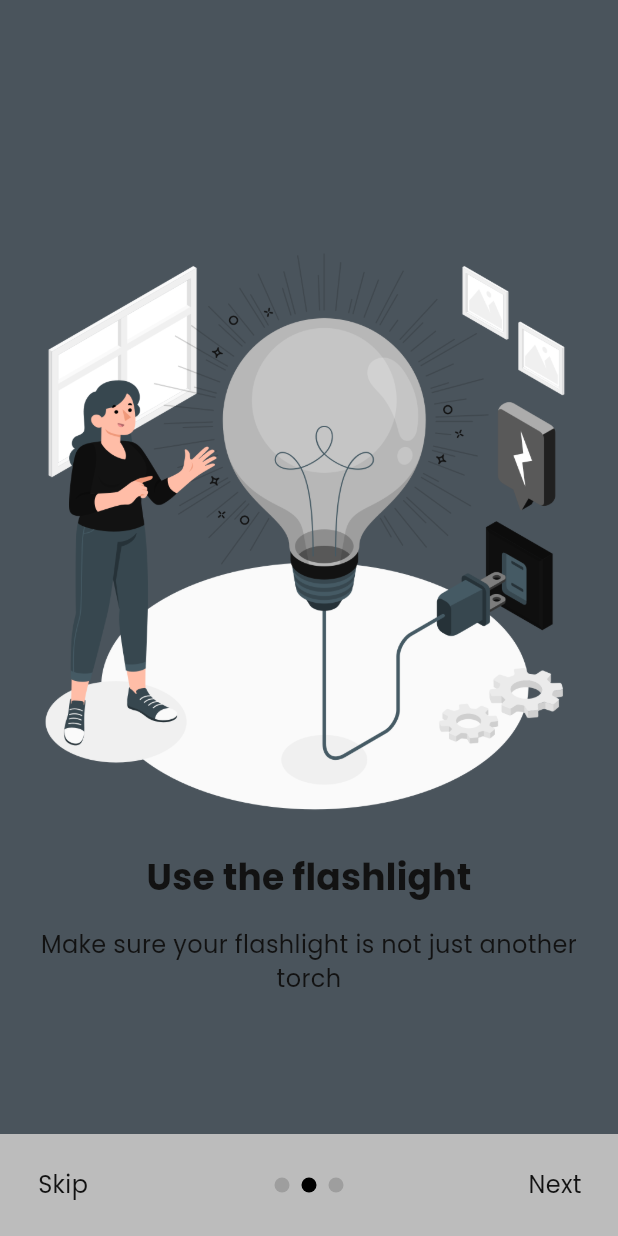
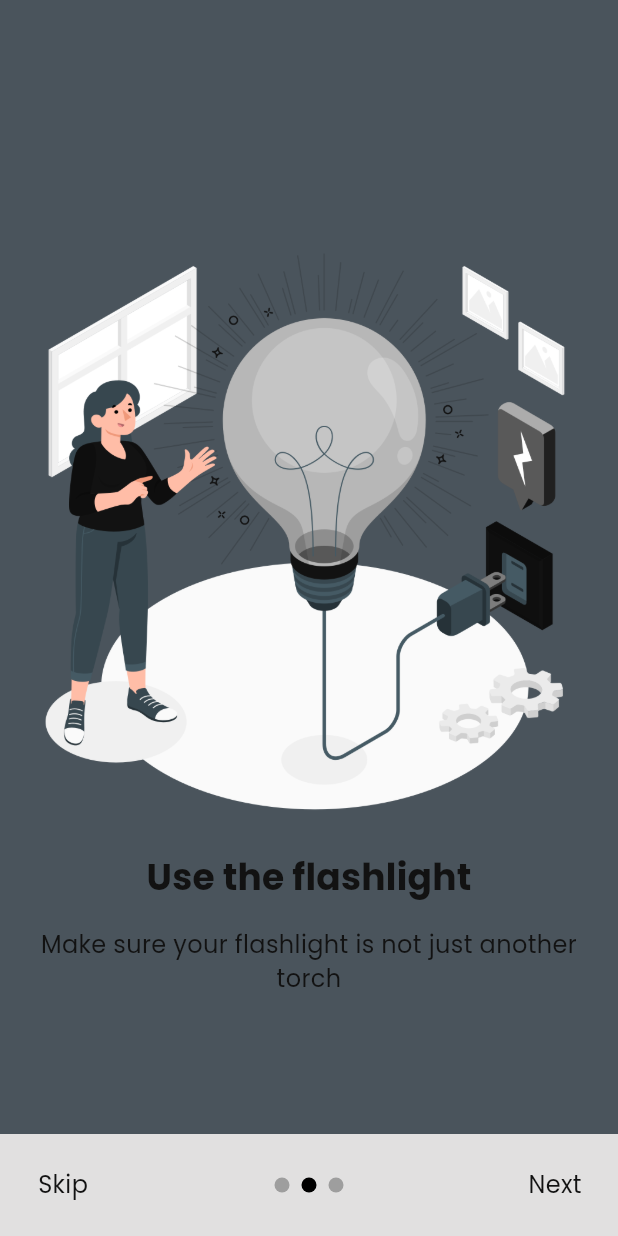
Before and after one commit to akashTharuka/vlc_msg_app, a Flutter app: the screen it shows after launch, swiped to page 2, on a phone screen of 412 x 824 dp. Run offline on Flutter 3.47's test engine with Material 3 defaults, Android fonts, the light colour scheme and no system bars; drawn by our look-alikes of smooth_page_indicator; our stand-ins replace flutter_svg, shared_preferences.

Commit message:
some theme color changes and comments

```diff
--- a/lib/main.dart
+++ b/lib/main.dart
@@ -41,7 +41,7 @@ class MyApp extends StatelessWidget {
           color: Color(0xff121212),
         ),
         labelLarge: const TextStyle(
-          fontSize: 20,
+          fontSize: 12,
           color: Color(0xff121212),
         ),
         labelMedium: const TextStyle(
@@ -54,15 +54,14 @@ class MyApp extends StatelessWidget {
         ));
 
     const colorScheme = ColorScheme.dark(
-      primary: Color(0xff121212),
+      primary: Color(0xff121212), // use for normal text
       secondary: Color(0xff2f3135),
-      background: Color(0xffbcbcbc),
+      background: Color(0xFFE1E0E0), // use for scaffold background
       surface: Color(0xff4a545c),
-      error: Color(0xFFC7161F),
-      onPrimary: Color(0xff657b81),
-      onSecondary: Color(0xff83a4a4),
-      onSurface: Color(0xffa9cec2),
-      onError: Color(0xff1D1617),
+      error: Color(0xFFC7161F), // obviously for errors
+      onPrimary: Color(0xff1D1617), // use for box shadows with opacity .11
+      onSecondary: Color(0xff83a4a4), // use for hints
+      onSurface: Color(0xffF7F8F8), // no idea
       brightness: Brightness.dark,
     );
 
```
